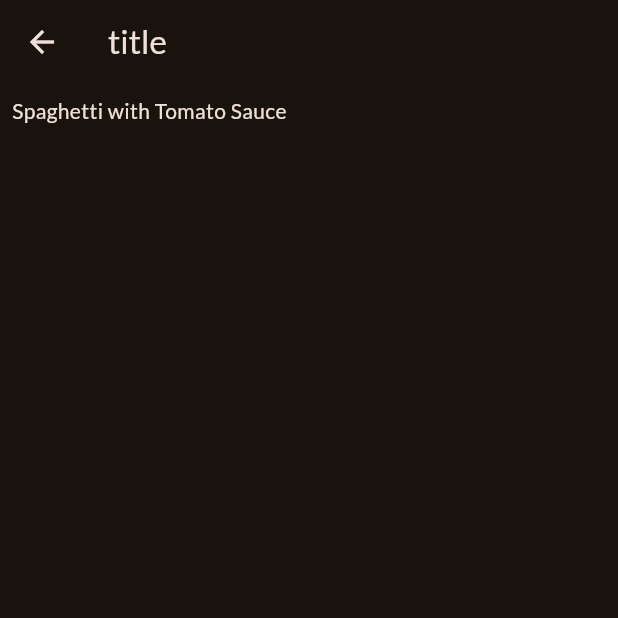
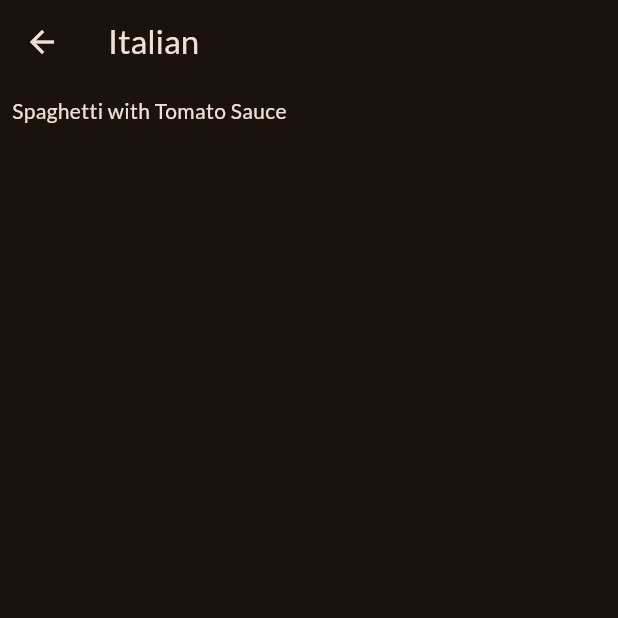
Before and after one commit to bhuphathi/meals_app, a Flutter app: the screen it shows after launch, after a tap on "Italian", on a phone screen of 412 x 824 dp, the top half of it. Run offline on Flutter 3.47's test engine with Material 2 defaults, Android fonts, the phone set to English and light mode, and no system bars; our stand-ins replace google_fonts.

```diff
--- a/lib/screens/category_screen.dart
+++ b/lib/screens/category_screen.dart
@@ -14,7 +14,7 @@ class CategoryScreen extends StatelessWidget {
     Navigator.of(context).push(
       MaterialPageRoute(
         builder: (ctx) => MealsScreen(
-          title: "title",
+          title: category.title,
           meals: filteredMeal,
         ),
       ),
```
Also changed, not shown: lib/widgets/category_grid_item.dart (+4 -3 lines).
